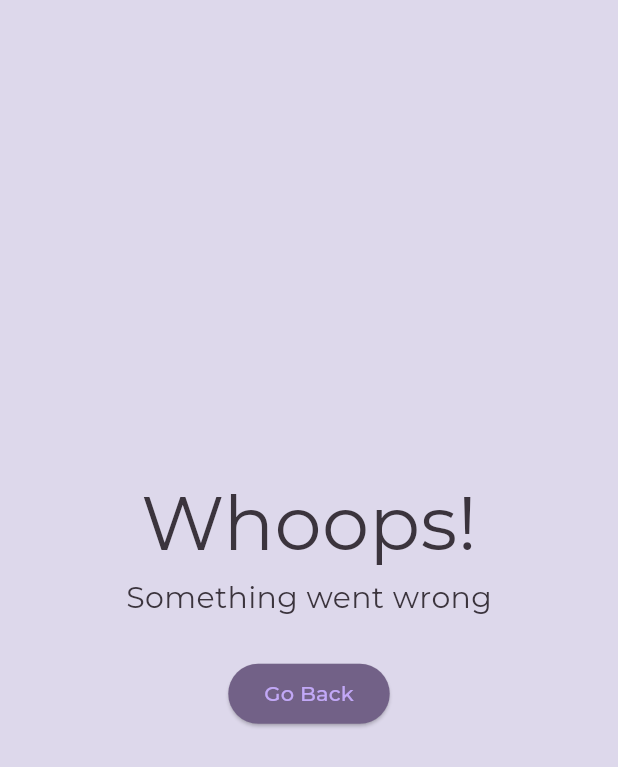
After one commit to stavgafny/lifeline, a Flutter app: the ErrorPage screen opened by its route, on a phone screen of 412 x 824 dp. The commit adds this screen. Shown: the top 767 px of the screen. Run offline on Flutter 3.47's test engine with Material 2 defaults, Android fonts, the phone set to English and light mode, and no system bars; our stand-ins replace curved_navigation_bar, firebase_auth, firebase_core, get, google_fonts, google_sign_in; accounts and stored records are empty; generated files the repository leaves out were written again.

Commit message:
added sign in with google, error page

```diff
--- a/lib/routes/route_pages.dart
+++ b/lib/routes/route_pages.dart
@@ -1,5 +1,6 @@
 import 'package:get/get.dart';
 import './initial_page.dart';
+import '../views/error_page.dart';
 import '../views/login_page.dart';
 import '../views/register_page.dart';
 import '../views/forgot_password_page.dart';
@@ -9,6 +10,7 @@ const _pageTransition = Transition.fade;
 
 class RoutePage {
   static const String initial = "/";
+  static const String error = "/error";
   static const String login = "/login";
   static const String register = "/register";
   static const String forgotPassword = "/forgot_password";
@@ -19,6 +21,11 @@ final List<GetPage<dynamic>> routePages = [
   GetPage(
     name: RoutePage.initial,
     page: () => const InitialPage(),
+    transition: _pageTransition,
+  ),
+  GetPage(
+    name: RoutePage.error,
+    page: () => const ErrorPage(),
     transition: _pageTransition,
   ),
   GetPage(
--- /dev/null
+++ b/lib/views/error_page.dart
@@ -0,0 +1,38 @@
+import 'package:flutter/material.dart';
+import 'package:get/get.dart';
+import '../routes/route_pages.dart';
+import 'package:firebase_auth/firebase_auth.dart';
+
+class ErrorPage extends StatelessWidget {
+  const ErrorPage({Key? key}) : super(key: key);
+
+  @override
+  Widget build(BuildContext context) {
+    return Scaffold(
+      body: SafeArea(
+        child: Center(
+          child: SingleChildScrollView(
+            physics: const NeverScrollableScrollPhysics(),
+            child: Column(
+              children: [
+                const Text("Whoops!", style: TextStyle(fontSize: 50.0)),
+                const Text("Something went wrong",
+                    style: TextStyle(fontSize: 20.0)),
+                Padding(
+                  padding: const EdgeInsets.all(25.0),
+                  child: ElevatedButton(
+                    onPressed: () {
+                      FirebaseAuth.instance.signOut();
+                      Get.toNamed(RoutePage.login);
+                    },
+                    child: const Text("Go Back"),
+                  ),
+                ),
+              ],
+            ),
+          ),
+        ),
+      ),
+    );
+  }
+}
--- a/pubspec.yaml
+++ b/pubspec.yaml
@@ -33,6 +33,7 @@ dependencies:
   get: ^4.6.5
   firebase_core: ^1.18.0
   firebase_auth: ^3.3.20
+  google_sign_in: ^5.3.3
   google_fonts: ^3.0.1
   curved_navigation_bar: ^1.0.3
 
```
Also changed, not shown: lib/services/google_auth.dart (added, +16 -0 lines), lib/views/home_page.dart (+4 -30 lines), lib/views/login_page.dart (+6 -2 lines), pubspec.lock, 1 other file.
